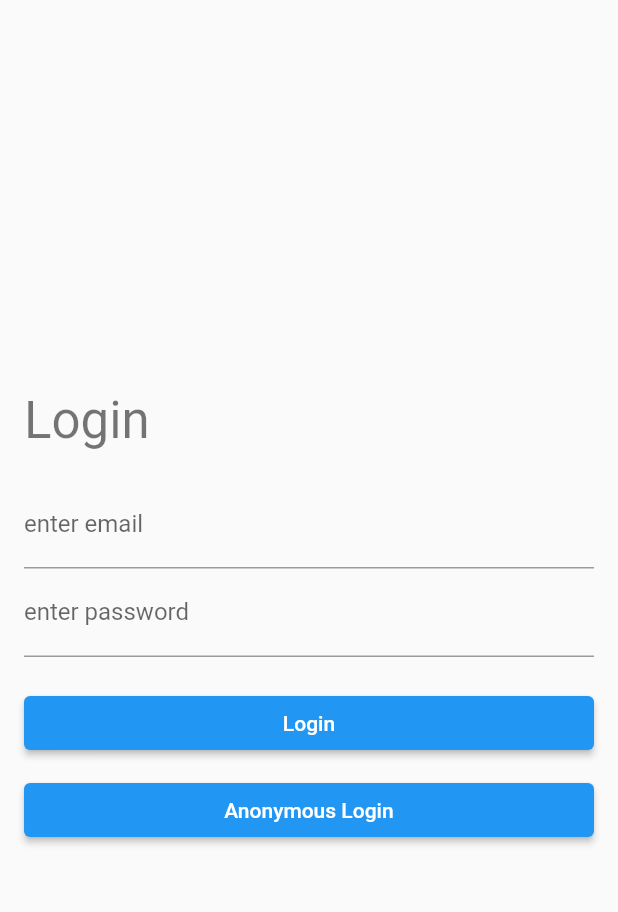
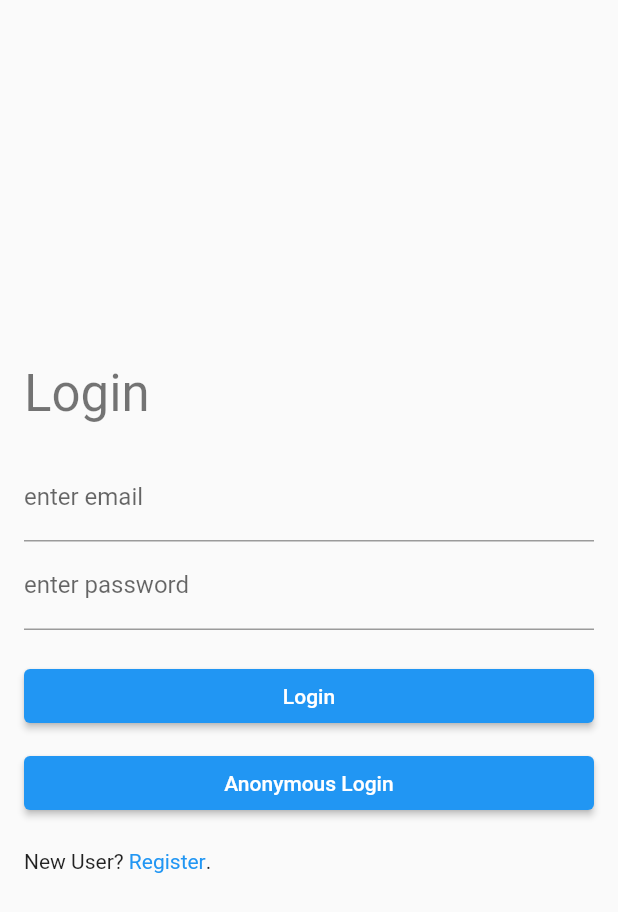
Before and after one commit to Moamen-Keshk/moamen-keshk.github.io, a Flutter app: the LoginPage screen opened directly, after a tap on "Login", on a phone screen of 412 x 824 dp. Shown: the top 912 px of the screen. Run offline on Flutter 3.47's test engine with Material 2 defaults, Android fonts, the light colour scheme and no system bars; our stand-ins replace appwrite, cloud_firestore, firebase_auth, firebase_core, flutter_riverpod, hive_flutter and 1 more; accounts and stored records are empty; network calls fail.

Commit message:
register route

```diff
--- a/flutter_academy/lib/app/auth/pages/register.page.dart
+++ b/flutter_academy/lib/app/auth/pages/register.page.dart
@@ -1,13 +1,13 @@
 import 'package:flutter/material.dart';
-import 'package:flutter_academy/app/auth/views/login.view.dart';
+import 'package:flutter_academy/app/auth/views/register.view.dart';
 
-class LoginPage extends StatelessWidget {
-  const LoginPage({super.key});
+class RegisterPage extends StatelessWidget {
+  const RegisterPage({super.key});
 
   @override
   Widget build(BuildContext context) {
     return const Scaffold(
-      body: Center(child: LoginView()),
+      body: Center(child: RegisterView()),
     );
   }
 }
--- a/flutter_academy/lib/app/auth/views/login.view.dart
+++ b/flutter_academy/lib/app/auth/views/login.view.dart
@@ -1,5 +1,6 @@
 import 'package:flutter/material.dart';
 import 'package:flutter_academy/app/auth/view_models/auth.vm.dart';
+import 'package:flutter_academy/main.dart';
 import 'package:flutter_riverpod/flutter_riverpod.dart';
 
 class LoginView extends StatefulWidget {
@@ -10,13 +11,24 @@ class LoginView extends StatefulWidget {
 }
 
 class _LoginViewState extends State<LoginView> {
+  final _formKey = GlobalKey<FormState>();
+
   final TextEditingController _email = TextEditingController();
   final TextEditingController _password = TextEditingController();
+
+  @override
+  void dispose() {
+    _email.dispose();
+    _password.dispose();
+    super.dispose();
+  }
 
   @override
   Widget build(BuildContext context) {
     return SizedBox(
       width: 500,
+      child: Form(
+        key: _formKey,
         child: ListView(
           shrinkWrap: true,
           padding: const EdgeInsets.all(16.0),
@@ -26,11 +38,12 @@ class _LoginViewState extends State<LoginView> {
               style: Theme.of(context).textTheme.headlineMedium,
             ),
             const SizedBox(height: 20.0),
-          TextField(
+            TextFormField(
               controller: _email,
               decoration: const InputDecoration(labelText: "enter email"),
+              validator: validateEmail,
             ),
-          TextField(
+            TextFormField(
               controller: _password,
               decoration: const InputDecoration(labelText: "enter password"),
               obscureText: true,
@@ -39,6 +52,7 @@ class _LoginViewState extends State<LoginView> {
             Consumer(builder: (context, ref, child) {
               return ElevatedButton(
                 onPressed: () async {
+                  if (_formKey.currentState!.validate()) {
                     if (await ref
                         .read(authVM)
                         .login(email: _email.text, password: _password.text)) {
@@ -46,6 +60,7 @@ class _LoginViewState extends State<LoginView> {
                     } else {
                       // error
                       debugPrint(ref.read(authVM).error);
+                    }
                   }
                 },
                 child: const Text("Login"),
@@ -65,8 +80,38 @@ class _LoginViewState extends State<LoginView> {
                 child: const Text("Anonymous Login"),
               );
             }),
+            const SizedBox(height: 20.0),
+            Wrap(
+              children: <Widget>[
+                const Text('New User? '),
+                InkWell(
+                  onTap: () => {routerDelegate.go('/register')},
+                  child: const Text(
+                    'Register',
+                    style: TextStyle(color: Colors.blue),
+                  ),
+                ),
+                const Text('.'),
               ],
+            )
+          ],
+        ),
       ),
     );
   }
+
+  String? validateEmail(String? value) {
+    const pattern = r"(?:[a-z0-9!#$%&'*+/=?^_`{|}~-]+(?:\.[a-z0-9!#$%&'"
+        r'*+/=?^_`{|}~-]+)*|"(?:[\x01-\x08\x0b\x0c\x0e-\x1f\x21\x23-\x5b\x5d-'
+        r'\x7f]|\\[\x01-\x09\x0b\x0c\x0e-\x7f])*")@(?:(?:[a-z0-9](?:[a-z0-9-]*'
+        r'[a-z0-9])?\.)+[a-z0-9](?:[a-z0-9-]*[a-z0-9])?|\[(?:(?:(2(5[0-5]|[0-4]'
+        r'[0-9])|1[0-9][0-9]|[1-9]?[0-9]))\.){3}(?:(2(5[0-5]|[0-4][0-9])|1[0-9]'
+        r'[0-9]|[1-9]?[0-9])|[a-z0-9-]*[a-z0-9]:(?:[\x01-\x08\x0b\x0c\x0e-\x1f\'
+        r'x21-\x5a\x53-\x7f]|\\[\x01-\x09\x0b\x0c\x0e-\x7f])+)\])';
+    final regex = RegExp(pattern);
+
+    return value!.isNotEmpty && !regex.hasMatch(value)
+        ? 'Enter a valid email address'
+        : null;
   }
+}
--- a/flutter_academy/lib/app/courses/routes/router_delegate.router.dart
+++ b/flutter_academy/lib/app/courses/routes/router_delegate.router.dart
@@ -2,6 +2,7 @@ import 'dart:async';
 
 import 'package:flutter/material.dart';
 import 'package:flutter_academy/app/auth/pages/login.page.dart';
+import 'package:flutter_academy/app/auth/pages/register.page.dart';
 import 'package:flutter_academy/app/auth/view_models/auth.vm.dart';
 import 'package:flutter_academy/app/courses/pages/about.page.dart';
 import 'package:flutter_academy/app/courses/pages/contact.page.dart';
@@ -66,6 +67,12 @@ class AppRouterDelegate extends RouterDelegate<Uri>
       return pages;
     }
     switch (path.pathSegments[0]) {
+      case 'register':
+        pages.add(const MaterialPage(
+          child: RegisterPage(),
+          key: ValueKey('register'),
+        ));
+        break;
       case 'load_courses':
         pages.add(const MaterialPage(
           child: LoadCourses(),
```
Also changed, not shown: flutter_academy/lib/app/auth/views/register.view.dart (added, +117 -0 lines). Lines whose indentation alone changed are shown as unchanged.
